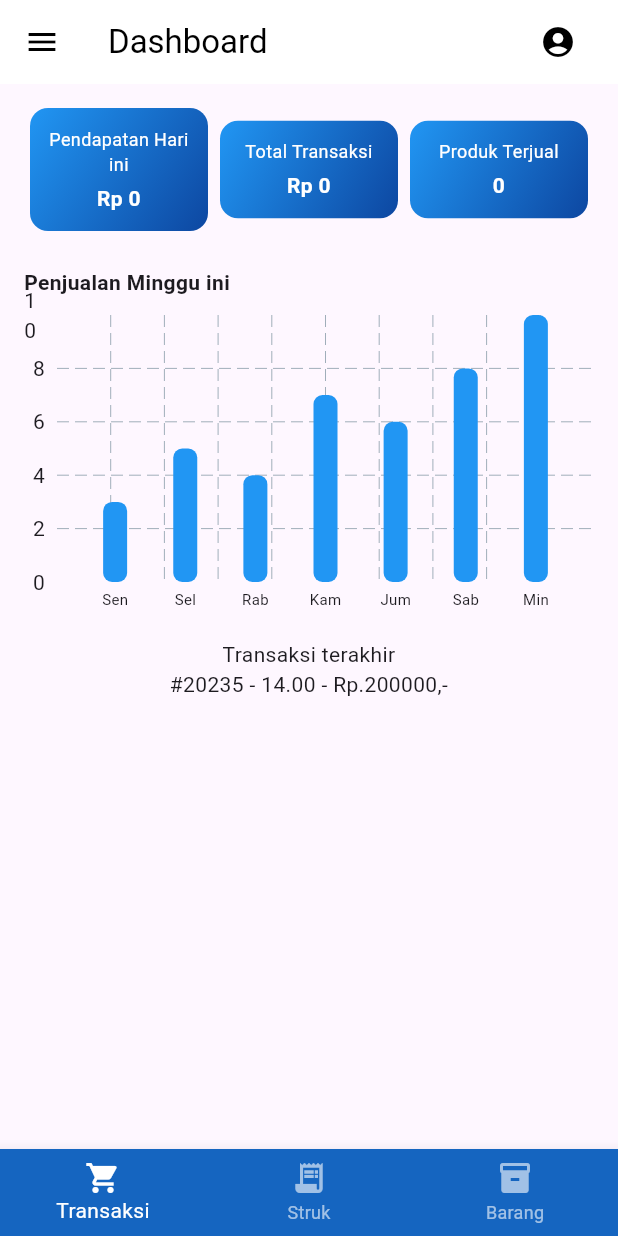
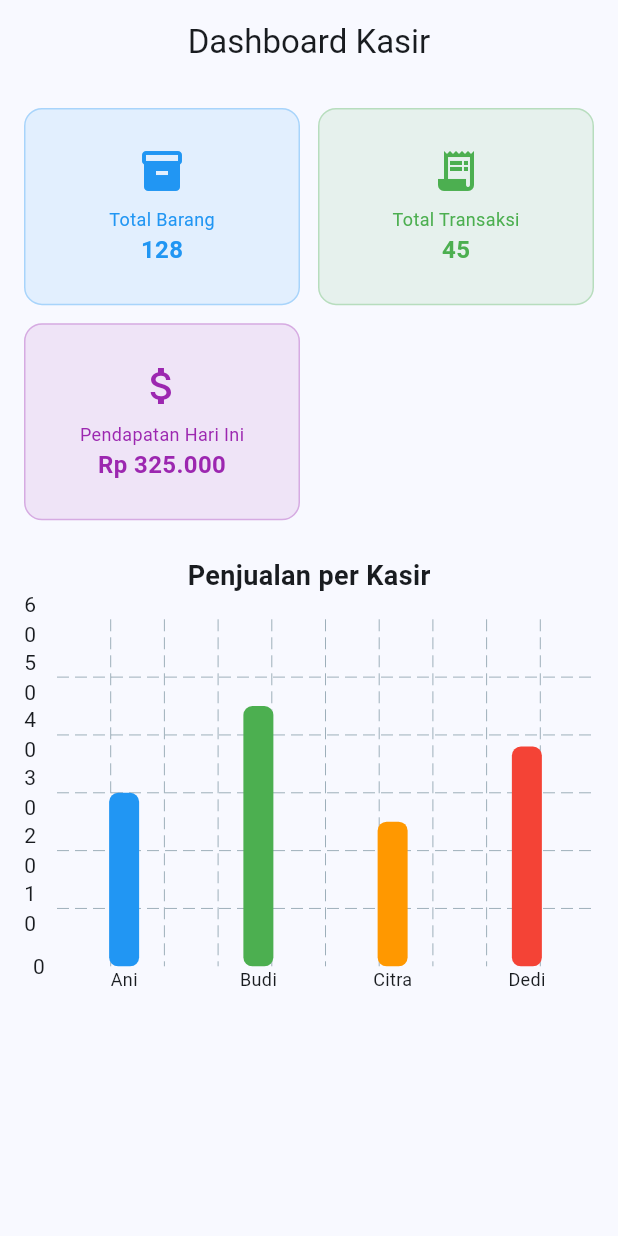
Before and after one commit to Falfall/kasirku, a Flutter app: the screen it shows after launch, on a phone screen of 412 x 824 dp. Run offline on Flutter 3.47's test engine with Material 3 defaults, Android fonts, the phone set to English and light mode, and no system bars; drawn by our look-alikes of fl_chart.

Commit message:
update file

```diff
--- /dev/null
+++ b/lib/dashboard_page.dart
@@ -0,0 +1,170 @@
+import 'package:flutter/material.dart';
+import 'package:fl_chart/fl_chart.dart';
+
+class DashboardPage extends StatefulWidget {
+  const DashboardPage({super.key});
+
+  @override
+  State<DashboardPage> createState() => _DashboardPageState();
+}
+
+class _DashboardPageState extends State<DashboardPage> {
+  int totalBarang = 0;
+  int totalTransaksi = 0;
+  int pendapatanHariIni = 0;
+
+  final List<Map<String, dynamic>> penjualanKasir = [
+    {'nama': 'Ani', 'jumlah': 30, 'warna': Colors.blue},
+    {'nama': 'Budi', 'jumlah': 45, 'warna': Colors.green},
+    {'nama': 'Citra', 'jumlah': 25, 'warna': Colors.orange},
+    {'nama': 'Dedi', 'jumlah': 38, 'warna': Colors.red},
+  ];
+
+  @override
+  void initState() {
+    super.initState();
+    fetchDashboardData();
+  }
+
+  void fetchDashboardData() {
+    setState(() {
+      totalBarang = 128;
+      totalTransaksi = 45;
+      pendapatanHariIni = 325000;
+    });
+  }
+
+  @override
+  Widget build(BuildContext context) {
+    return Scaffold(
+      appBar: AppBar(
+        title: const Text('Dashboard Kasir'),
+        centerTitle: true,
+      ),
+      body: SingleChildScrollView(
+        padding: const EdgeInsets.all(16),
+        child: Column(
+          children: [
+            GridView(
+              shrinkWrap: true,
+              physics: const NeverScrollableScrollPhysics(),
+              gridDelegate: const SliverGridDelegateWithFixedCrossAxisCount(
+                crossAxisCount: 2,
+                crossAxisSpacing: 12,
+                mainAxisSpacing: 12,
+                childAspectRatio: 1.4, // Buat kotak lebih kecil
+              ),
+              children: [
+                _buildDashboardCard(
+                  icon: Icons.inventory_2,
+                  label: 'Total Barang',
+                  value: '$totalBarang',
+                  color: Colors.blue,
+                ),
+                _buildDashboardCard(
+                  icon: Icons.receipt_long,
+                  label: 'Total Transaksi',
+                  value: '$totalTransaksi',
+                  color: Colors.green,
+                ),
+                _buildDashboardCard(
+                  icon: Icons.attach_money,
+                  label: 'Pendapatan Hari Ini',
+                  value: formatRupiah(pendapatanHariIni),
+                  color: Colors.purple,
+                ),
+              ],
+            ),
+            const SizedBox(height: 24),
+            const Text(
+              'Penjualan per Kasir',
+              style: TextStyle(fontSize: 18, fontWeight: FontWeight.bold),
+            ),
+            const SizedBox(height: 16),
+            AspectRatio(
+              aspectRatio: 1.5,
+              child: BarChart(
+                BarChartData(
+                  alignment: BarChartAlignment.spaceAround,
+                  maxY: 60,
+                  barTouchData: BarTouchData(enabled: true),
+                  titlesData: FlTitlesData(
+                    leftTitles: AxisTitles(
+                      sideTitles: SideTitles(showTitles: true, interval: 10),
+                    ),
+                    bottomTitles: AxisTitles(
+                      sideTitles: SideTitles(
+                        showTitles: true,
+                        getTitlesWidget: (value, _) {
+                          if (value.toInt() >= 0 && value.toInt() < penjualanKasir.length) {
+                            return Text(
+                              penjualanKasir[value.toInt()]['nama'],
+                              style: const TextStyle(fontSize: 12),
+                            );
+                          }
+                          return const Text('');
+                        },
+                      ),
+                    ),
+                    rightTitles: AxisTitles(sideTitles: SideTitles(showTitles: false)),
+                    topTitles: AxisTitles(sideTitles: SideTitles(showTitles: false)),
+                  ),
+                  barGroups: penjualanKasir.asMap().entries.map((entry) {
+                    final index = entry.key;
+                    final data = entry.value;
+                    return BarChartGroupData(
+                      x: index,
+                      barRods: [
+                        BarChartRodData(
+                          toY: (data['jumlah'] as int).toDouble(),
+                          color: data['warna'],
+                          width: 20,
+                          borderRadius: BorderRadius.circular(6),
+                        ),
+                      ],
+                    );
+                  }).toList(),
+                  borderData: FlBorderData(show: false),
+                  gridData: FlGridData(show: true),
+                ),
+              ),
+            ),
+          ],
+        ),
+      ),
+    );
+  }
+
+  Widget _buildDashboardCard({
+    required IconData icon,
+    required String label,
+    required String value,
+    required Color color,
+  }) {
+    return Container(
+      padding: const EdgeInsets.symmetric(horizontal: 8, vertical: 12),
+      decoration: BoxDecoration(
+        color: color.withOpacity(0.1),
+        borderRadius: BorderRadius.circular(12),
+        border: Border.all(color: color.withOpacity(0.3)),
+      ),
+      child: Column(
+        mainAxisAlignment: MainAxisAlignment.center,
+        children: [
+          Icon(icon, size: 32, color: color),
+          const SizedBox(height: 8),
+          Text(label, style: TextStyle(fontSize: 12, color: color)),
+          Text(
+            value,
+            style: TextStyle(fontSize: 16, fontWeight: FontWeight.bold, color: color),
+          ),
+        ],
+      ),
+    );
+  }
+}
+
+// Fungsi format Rupiah
+String formatRupiah(int number) {
+  return 'Rp ${number.toString().replaceAllMapped(RegExp(r'(\d{1,3})(?=(\d{3})+(?!\d))'), (m) => '${m[1]}.')}';
+}
--- a/lib/main.dart
+++ b/lib/main.dart
@@ -1,5 +1,5 @@
 import 'package:flutter/material.dart';
-import 'dashboard.dart';
+import 'dashboard_page.dart';
 
 void main() {
   runApp(const MyApp());
@@ -8,116 +8,16 @@ void main() {
 class MyApp extends StatelessWidget {
   const MyApp({super.key});
 
-  // This widget is the root of your application.
   @override
   Widget build(BuildContext context) {
     return MaterialApp(
-      title: 'Flutter Demo',
+      title: 'Dashboard Kasir',
       theme: ThemeData(
-        // This is the theme of your application.
-        //
-        // TRY THIS: Try running your application with "flutter run". You'll see
-        // the application has a purple toolbar. Then, without quitting the app,
-        // try changing the seedColor in the colorScheme below to Colors.green
-        // and then invoke "hot reload" (save your changes or press the "hot
-        // reload" button in a Flutter-supported IDE, or press "r" if you used
-        // the command line to start the app).
-        //
-        // Notice that the counter didn't reset back to zero; the application
-        // state is not lost during the reload. To reset the state, use hot
-        // restart instead.
-        //
-        // This works for code too, not just values: Most code changes can be
-        // tested with just a hot reload.
-        colorScheme: ColorScheme.fromSeed(seedColor: Colors.deepPurple),
+        useMaterial3: true,
+        colorScheme: ColorScheme.fromSeed(seedColor: Colors.blue),
       ),
-      home: Dashboard(),
+      home: DashboardPage(),
+      debugShowCheckedModeBanner: false,
     );
   }
 }
-
-class MyHomePage extends StatefulWidget {
-  const MyHomePage({super.key, required this.title});
-
-  // This widget is the home page of your application. It is stateful, meaning
-  // that it has a State object (defined below) that contains fields that affect
-  // how it looks.
-
-  // This class is the configuration for the state. It holds the values (in this
-  // case the title) provided by the parent (in this case the App widget) and
-  // used by the build method of the State. Fields in a Widget subclass are
-  // always marked "final".
-
-  final String title;
-
-  @override
-  State<MyHomePage> createState() => _MyHomePageState();
-}
-
-class _MyHomePageState extends State<MyHomePage> {
-  int _counter = 0;
-
-  void _incrementCounter() {
-    setState(() {
-      // This call to setState tells the Flutter framework that something has
-      // changed in this State, which causes it to rerun the build method below
-      // so that the display can reflect the updated values. If we changed
-      // _counter without calling setState(), then the build method would not be
-      // called again, and so nothing would appear to happen.
-      _counter++;
-    });
-  }
-
-  @override
-  Widget build(BuildContext context) {
-    // This method is rerun every time setState is called, for instance as done
-    // by the _incrementCounter method above.
-    //
-    // The Flutter framework has been optimized to make rerunning build methods
-    // fast, so that you can just rebuild anything that needs updating rather
-    // than having to individually change instances of widgets.
-    return Scaffold(
-      appBar: AppBar(
-        // TRY THIS: Try changing the color here to a specific color (to
-        // Colors.amber, perhaps?) and trigger a hot reload to see the AppBar
-        // change color while the other colors stay the same.
-        backgroundColor: Theme.of(context).colorScheme.inversePrimary,
-        // Here we take the value from the MyHomePage object that was created by
-        // the App.build method, and use it to set our appbar title.
-        title: Text(widget.title),
-      ),
-      body: Center(
-        // Center is a layout widget. It takes a single child and positions it
-        // in the middle of the parent.
-        child: Column(
-          // Column is also a layout widget. It takes a list of children and
-          // arranges them vertically. By default, it sizes itself to fit its
-          // children horizontally, and tries to be as tall as its parent.
-          //
-          // Column has various properties to control how it sizes itself and
-          // how it positions its children. Here we use mainAxisAlignment to
-          // center the children vertically; the main axis here is the vertical
-          // axis because Columns are vertical (the cross axis would be
-          // horizontal).
-          //
-          // TRY THIS: Invoke "debug painting" (choose the "Toggle Debug Paint"
-          // action in the IDE, or press "p" in the console), to see the
-          // wireframe for each widget.
-          mainAxisAlignment: MainAxisAlignment.center,
-          children: <Widget>[
-            const Text('You have pushed the button this many times:'),
-            Text(
-              '$_counter',
-              style: Theme.of(context).textTheme.headlineMedium,
-            ),
-          ],
-        ),
-      ),
-      floatingActionButton: FloatingActionButton(
-        onPressed: _incrementCounter,
-        tooltip: 'Increment',
-        child: const Icon(Icons.add),
-      ), // This trailing comma makes auto-formatting nicer for build methods.
-    );
-  }
-}
```
